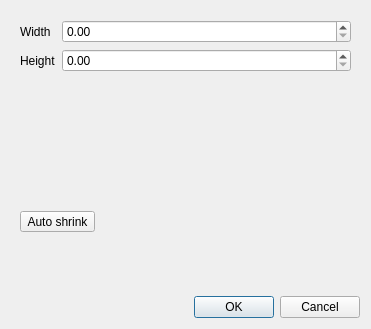
First picture: the form in cpcb/ui/BoardSizeDialog.ui, repository wagenadl/cschem, before the edit.
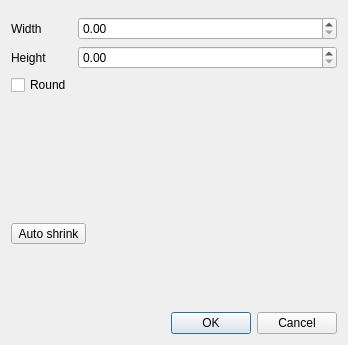
Second picture: the form after the edit. Custom widgets are drawn as their Qt base class.

Commit message: Round boards look OK; not yet in Gerber

```diff
--- a/cpcb/ui/BoardSizeDialog.ui
+++ b/cpcb/ui/BoardSizeDialog.ui
@@ -6,8 +6,8 @@
    <rect>
     <x>0</x>
     <y>0</y>
-    <width>371</width>
-    <height>329</height>
+    <width>348</width>
+    <height>345</height>
    </rect>
   </property>
   <property name="windowTitle">
@@ -17,6 +17,18 @@
    <item>
     <widget class="QWidget" name="widget_2" native="true">
      <layout class="QFormLayout" name="formLayout">
+      <property name="leftMargin">
+       <number>0</number>
+      </property>
+      <property name="topMargin">
+       <number>6</number>
+      </property>
+      <property name="rightMargin">
+       <number>0</number>
+      </property>
+      <property name="bottomMargin">
+       <number>0</number>
+      </property>
       <item row="0" column="0">
        <widget class="QLabel" name="label">
         <property name="text">
@@ -37,12 +49,22 @@
       <item row="1" column="1">
        <widget class="DimSpinner" name="height"/>
       </item>
+      <item row="2" column="0">
+       <widget class="QCheckBox" name="round">
+        <property name="text">
+         <string>Round</string>
+        </property>
+       </widget>
+      </item>
      </layout>
     </widget>
    </item>
    <item>
     <widget class="QWidget" name="widget" native="true">
      <layout class="QHBoxLayout" name="horizontalLayout">
+      <property name="leftMargin">
+       <number>0</number>
+      </property>
       <item>
        <widget class="QToolButton" name="shrink">
         <property name="text">
```
The commit also changes 6 other files.
